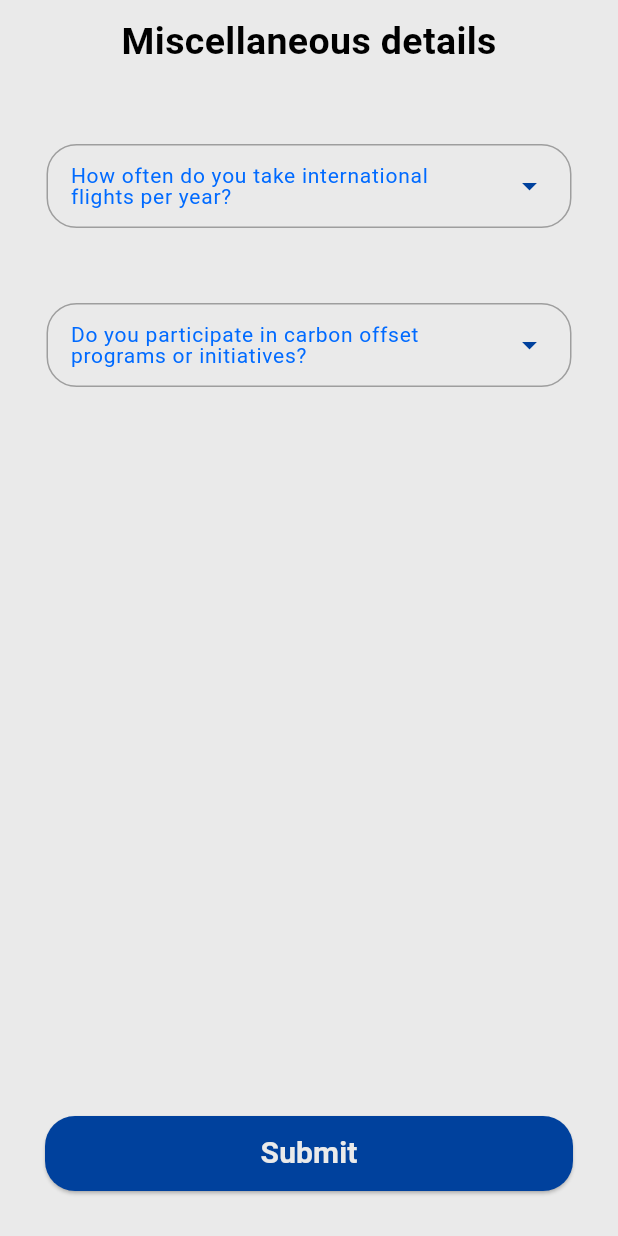
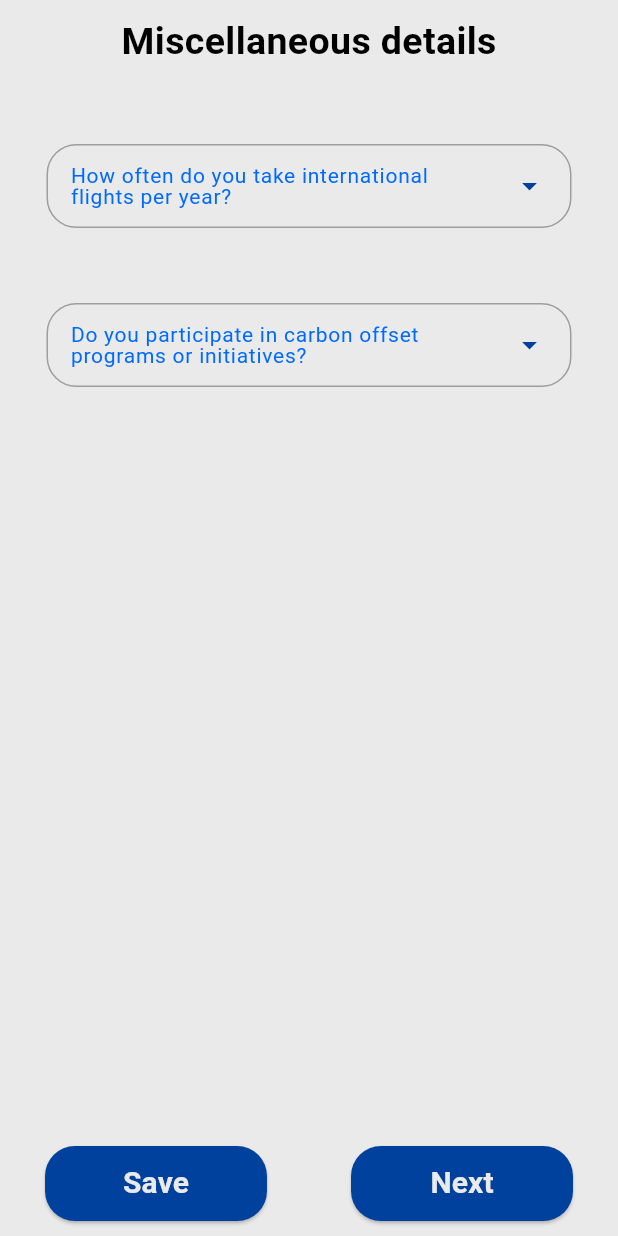
Before and after one commit to Karthik1772/Form_app, a Flutter app: the Miscellaneous screen opened by its route, on a phone screen of 412 x 824 dp. Run offline on Flutter 3.47's test engine with Material 3 defaults, Android fonts, the light colour scheme and no system bars; our stand-ins replace google_fonts; missing offline and left inert: gsheets; key blocks and very long unbroken strings in the code were emptied for the run.

Commit message:
data ip is being taken for all pages

```diff
--- a/lib/features/sheet_pages/Miscellaneous_details/Miscellaneous.dart
+++ b/lib/features/sheet_pages/Miscellaneous_details/Miscellaneous.dart
@@ -1,8 +1,12 @@
 import 'package:demo/core/common/custom_buttons.dart';
 import 'package:demo/core/common/custom_drop.dart';
+import 'package:demo/core/common/custom_snackbar.dart';
 import 'package:demo/core/themes/app_colors.dart';
+import 'package:demo/features/sheet_pages/Miscellaneous_details/sheets/googlesheet.dart';
+import 'package:demo/features/sheet_pages/Miscellaneous_details/sheets/sheetscolumn.dart';
 import 'package:flutter/material.dart';
 import 'package:google_fonts/google_fonts.dart';
+// import 'package:shared_preferences/shared_preferences.dart';
 
 class Miscellaneous extends StatefulWidget {
   const Miscellaneous({super.key});
@@ -14,6 +18,25 @@ class Miscellaneous extends StatefulWidget {
 class _Miscellaneous extends State<Miscellaneous> {
   final TextEditingController _flight = TextEditingController();
   final TextEditingController _carbon = TextEditingController();
+  // bool _isSubmitted = false;
+
+  // @override
+  // void initState() {
+  //   super.initState();
+  //   _checkSubmissionStatus();
+  // }
+
+  // Future<void> _checkSubmissionStatus() async {
+  //   final prefs = await SharedPreferences.getInstance();
+  //   setState(() {
+  //     _isSubmitted = prefs.getBool('demographic_submitted') ?? false;
+  //   });
+  // }
+
+  // Future<void> _setSubmissionStatus() async {
+  //   final prefs = await SharedPreferences.getInstance();
+  //   await prefs.setBool('demographic_submitted', true);
+  // }
 
   @override
   Widget build(BuildContext context) {
@@ -58,8 +81,49 @@ class _Miscellaneous extends State<Miscellaneous> {
                 ),
               ),
               const SizedBox(height: 50),
-              CustomButtons(text: "Submit", onpressed: () {}),
-              SizedBox(height: 20),
+              Row(
+                children: [
+                  Expanded(
+                    child: CustomButtons(
+                      text: "Save",
+                      onpressed: () async {
+                        // if (_isSubmitted) {
+                        //   CustomSnackbar.snackbarShow(
+                        //       context, "Details already submitted.");
+                        //   return;
+                        // }
+                        if (_flight.text.trim().isEmpty ||
+                            _carbon.text.trim().isEmpty) {
+                          CustomSnackbar.snackbarShow(
+                            context,
+                            "Please fill all required fields!",
+                          );
+                          return;
+                        }
+
+                        final feedback = {
+                          SheetsColumn.flight: _flight.text.trim(),
+                          SheetsColumn.carbon: _carbon.text.trim(),
+                        };
+
+                        await SheetsFlutter.insert(context, [feedback]);
+                        // await _setSubmissionStatus();
+                        // setState(() {
+                        //   _isSubmitted = true;
+                        // });
+                      },
+                    ),
+                  ),
+                  const SizedBox(width: 16),
+                  Expanded(
+                    child: CustomButtons(
+                      text: "Next",
+                      onpressed:
+                          () => Navigator.pushNamed(context, '/transportation'),
+                    ),
+                  ),
+                ],
+              ),
             ],
           ),
         ),
```
